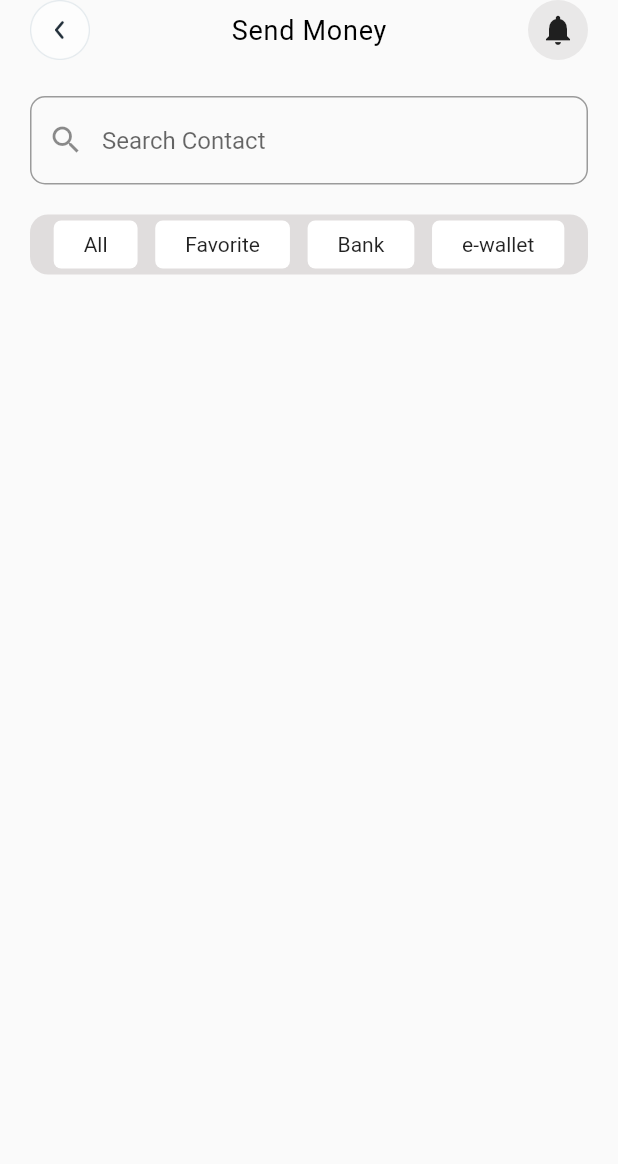
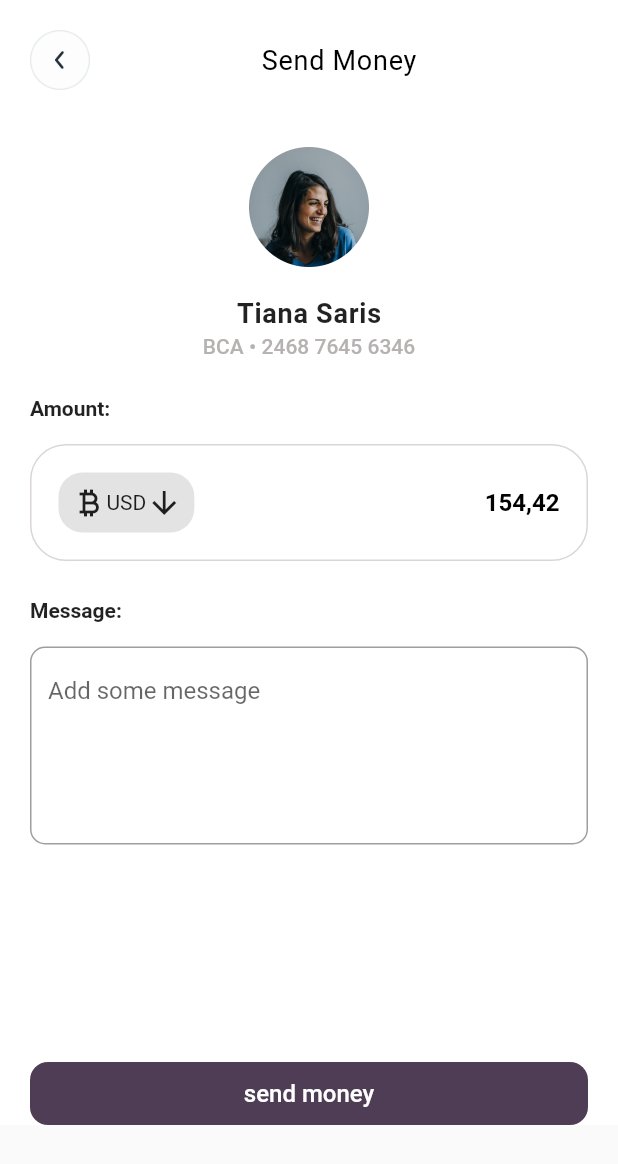
Before and after one commit to Robopicker/purse.ai, a Flutter app: the screen it shows after launch, on a phone screen of 412 x 824 dp. Shown: the top 1164 px of the screen. Run offline on Flutter 3.47's test engine with Material 2 defaults, Android fonts, the phone set to English and light mode, and no system bars; our stand-ins replace pinput.

Commit message:
sendmoeny summary page completed

```diff
--- a/lib/Navigation/Routes.dart
+++ b/lib/Navigation/Routes.dart
@@ -3,6 +3,7 @@ import 'package:purse_ai_app/Views/Login/LoginPage.dart';
 import 'package:purse_ai_app/Views/Login/OtpScreen.dart';
 import 'package:purse_ai_app/Views/Login/SignupPage.dart';
 import 'package:purse_ai_app/Views/Send/SendMoneyPage.dart';
+import 'package:purse_ai_app/Views/Send/SendMoneySummaryPage.dart';
 
 class RouteGenerator {
   static Route<dynamic> generateRoute(RouteSettings settings) {
@@ -16,6 +17,8 @@ class RouteGenerator {
       return MaterialPageRoute(builder: ((context) => OtpScreen()));
       case '/sendMoney':
       return MaterialPageRoute(builder: ((context) => SendMoney()));
+      case '/sendMoneySummary':
+      return MaterialPageRoute(builder: ((context) => SendMoneySummaryPage()));
       default:
         return MaterialPageRoute(builder: ((context) => LoginPage()));
     }
--- /dev/null
+++ b/lib/Views/Send/SendMoneySummaryPage.dart
@@ -0,0 +1,114 @@
+import 'package:flutter/material.dart';
+import 'package:flutter/src/widgets/container.dart';
+import 'package:flutter/src/widgets/framework.dart';
+import 'package:purse_ai_app/Component/GenericButton.dart';
+import 'package:purse_ai_app/Component/GenericHeader.dart';
+
+class SendMoneySummaryPage extends StatefulWidget {
+  const SendMoneySummaryPage({super.key});
+
+  @override
+  State<SendMoneySummaryPage> createState() => _MyWidgetState();
+}
+
+class _MyWidgetState extends State<SendMoneySummaryPage> {
+  onBackPressed() {
+    print('fbdfvdfv');
+  }
+  Widget _amountContent() {
+    return Column(
+      mainAxisAlignment: MainAxisAlignment.start,
+      crossAxisAlignment: CrossAxisAlignment.start,
+      children: [
+        Text('Amount:', style: TextStyle(fontSize: 14, fontWeight: FontWeight.w600),),
+        SizedBox(height: 16,),
+        Container(
+          padding: EdgeInsets.all(18),
+          decoration: BoxDecoration(
+            borderRadius: BorderRadius.circular(24),
+            border: Border.all(width: 1, color: Color.fromARGB(255, 218, 214, 214)),
+            color: Colors.white
+          ),
+          child: Row(
+            mainAxisAlignment: MainAxisAlignment.spaceAround,
+            children: [
+              Container(
+                padding: EdgeInsets.all(8),
+                decoration: BoxDecoration(color: Color.fromARGB(255, 228, 227, 227),
+                borderRadius: BorderRadius.circular(16),),
+                child: Row(
+                  children: [
+                    Icon(Icons.currency_bitcoin),
+                    Text('USD'),
+                    Icon(Icons.arrow_downward)
+                  ],
+                ),
+              ),
+              Expanded(flex: 1, child: Align(alignment: Alignment.centerRight, child: Text('154,42', style: TextStyle(fontSize: 16, fontWeight: FontWeight.w600, color: Colors.black),)))
+            ],
+          ),
+        )
+      ],
+    );
+  }
+  Widget _messageContent() {
+    return Column(
+        mainAxisAlignment: MainAxisAlignment.start,
+      crossAxisAlignment: CrossAxisAlignment.start,
+      children: [
+         Text('Message:', style: TextStyle(fontSize: 14, fontWeight: FontWeight.w600),),
+        SizedBox(height: 16,),
+        SizedBox(
+          height: 132,
+          child: TextField(
+                   keyboardType: TextInputType.multiline,
+                   maxLines: 10,
+                   decoration: InputDecoration(
+                   hintText: 'Add some message',
+                   border: OutlineInputBorder(
+                   borderRadius: BorderRadius.circular(10))),
+      ),
+        )
+      ],
+    );
+  }
+  onClick() {
+
+  }
+  Widget _payCta() {
+    return GenericButton(title: 'send money', onCallback: onClick) ;
+  }
+  Widget _mainContent() {
+    return SingleChildScrollView(child: Column(
+      children: [
+        GenericHeader(title: 'Send Money', onBackPressed: onBackPressed),
+        SizedBox(height: 38,),
+        Image.asset('assest/UserIcon.png', height: 80, width: 80,),
+        SizedBox(height: 20,),
+        Text('Tiana Saris', style: TextStyle(fontSize: 18, fontWeight: FontWeight.w600, letterSpacing: 0.5),),
+        SizedBox(height: 4,),
+        Text('BCA • 2468 7645 6346', style: TextStyle(fontWeight: FontWeight.w500, fontSize: 14, color: Color.fromARGB(255, 182, 178, 178)),),
+        SizedBox(height: 25,),
+        _amountContent(),
+        SizedBox(height: 25,),
+        _messageContent(),
+        SizedBox(height: 113,),
+        _payCta()
+      ],
+    ));
+  }
+  @override
+  Widget build(BuildContext context) {
+    return MaterialApp(
+      home: Scaffold(
+        body: SafeArea(child:
+        Container(
+
+          decoration: BoxDecoration(color: Colors.white),
+          child: _mainContent(),
+          padding: EdgeInsets.only(left: 20, right: 20, top: 20),
+        )),
+      ),
+    );
+  }
+}
--- a/lib/main.dart
+++ b/lib/main.dart
@@ -13,7 +13,7 @@ class MyApp extends StatelessWidget {
   Widget build(BuildContext context) {
     return MaterialApp(
       debugShowCheckedModeBanner: false,
-      initialRoute: '/sendMoney',
+      initialRoute: '/sendMoneySummary',
       onGenerateRoute: RouteGenerator.generateRoute,
       home: Scaffold(
         body: SafeArea(child: Container(child: Text('adszcsddscvcd'),)),
```
Also changed, not shown: assest/UserIcon.png (added).
